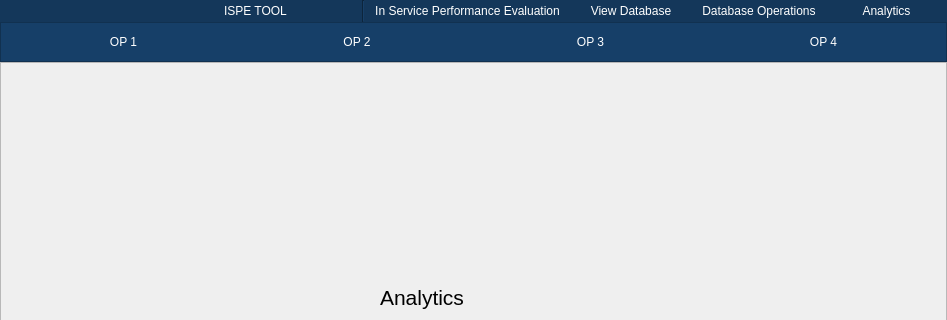
nirupam52/TxDOT-Project, file UI/designer_files/mainWindow.ui: the form before one commit; both pictures show x 0 to 947 and y 0 to 320 of the 947 by 715 pixel window.
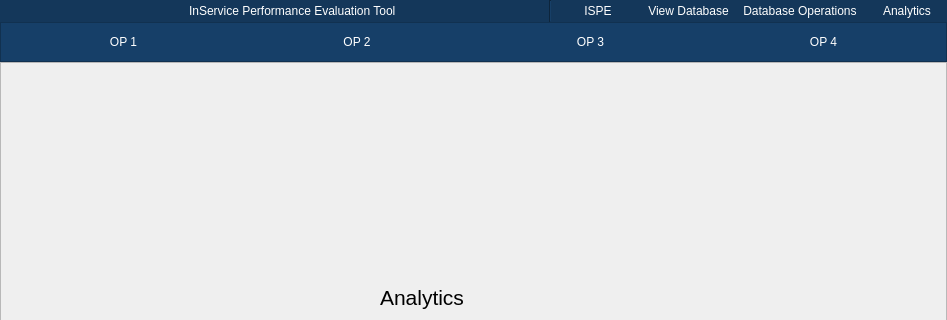
The form after the commit. Icons and pictures are not drawn.

Commit message: alignment changes, fullscreen default

Patch:
```diff
--- a/UI/designer_files/mainWindow.ui
+++ b/UI/designer_files/mainWindow.ui
@@ -116,6 +116,12 @@
        </item>
        <item>
         <widget class="QFrame" name="title_frame">
+         <property name="minimumSize">
+          <size>
+           <width>500</width>
+           <height>0</height>
+          </size>
+         </property>
          <property name="maximumSize">
           <size>
            <width>200</width>
@@ -148,7 +154,7 @@
 font: 16pt &quot;Arial&quot;;</string>
             </property>
             <property name="text">
-             <string>ISPE TOOL</string>
+             <string>InService Performance Evaluation Tool</string>
             </property>
            </widget>
           </item>
@@ -190,7 +196,7 @@
           <item>
            <widget class="QPushButton" name="OP1">
             <property name="text">
-             <string>In Service Performance Evaluation</string>
+             <string>ISPE</string>
             </property>
             <property name="flat">
              <bool>true</bool>
```
The commit also changes 2 other files.
